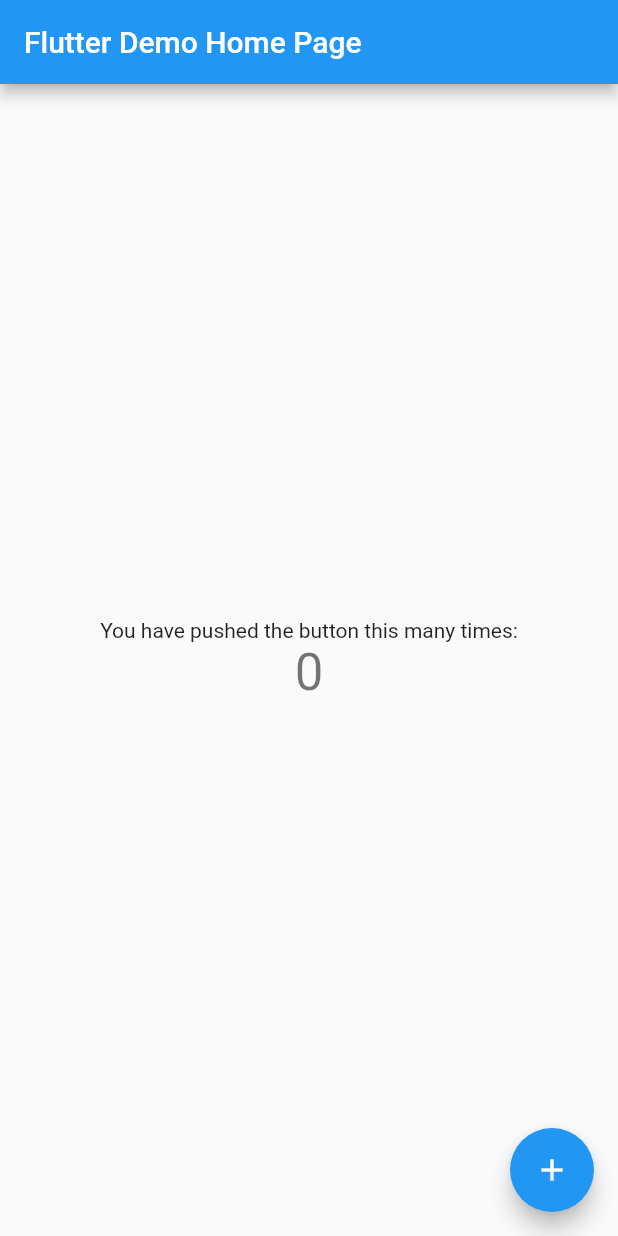
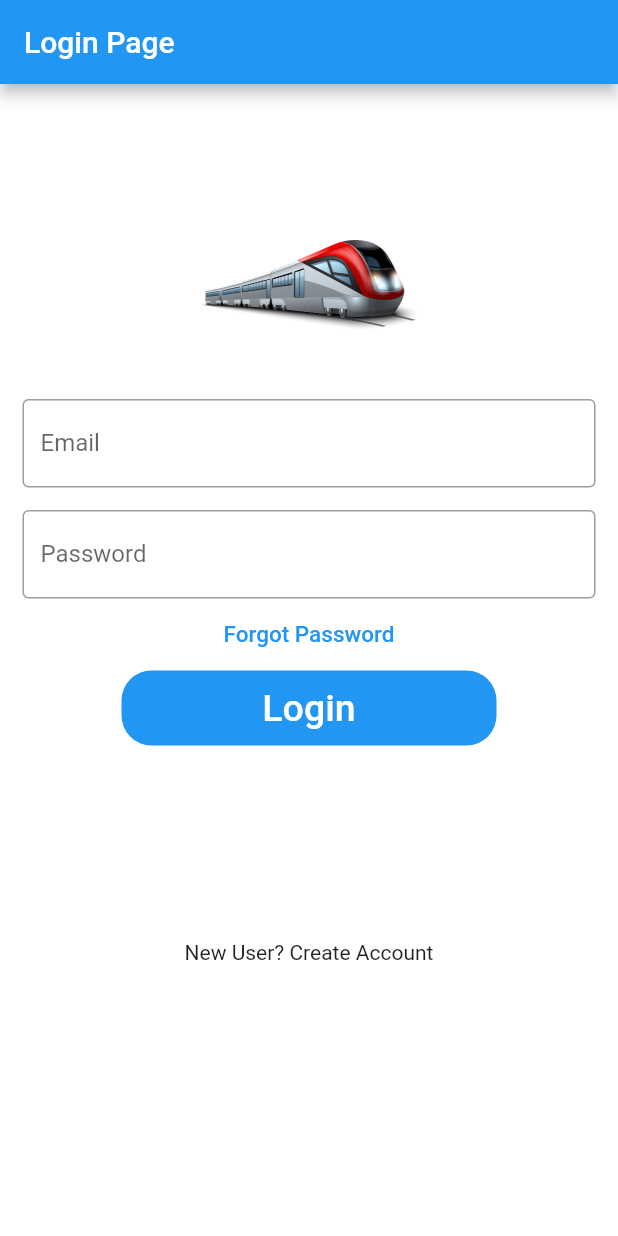
Before and after one commit to sajithapislk/Thiran---Sri-Lanka-Railway-System, a Flutter app: the screen it shows after launch, on a phone screen of 412 x 824 dp. Run offline on Flutter 3.47's test engine with Material 2 defaults, Android fonts, the phone set to English and light mode, and no system bars.

Commit message:
UI Login Screen

```diff
--- /dev/null
+++ b/app/lib/Screens/LoginScreen.dart
@@ -0,0 +1,89 @@
+import 'package:flutter/material.dart';
+
+class LoginScreen extends StatefulWidget {
+  const LoginScreen({Key? key}) : super(key: key);
+
+  @override
+  State<LoginScreen> createState() => _LoginScreenState();
+}
+
+class _LoginScreenState extends State<LoginScreen> {
+  @override
+  Widget build(BuildContext context) {
+    return Scaffold(
+      backgroundColor: Colors.white,
+      appBar: AppBar(
+        title: Text("Login Page"),
+      ),
+      body: SingleChildScrollView(
+        child: Column(
+          children: <Widget>[
+            Padding(
+              padding: const EdgeInsets.only(top: 60.0),
+              child: Center(
+                child: Container(
+                    width: 200,
+                    height: 150,
+                    /*decoration: BoxDecoration(
+                        color: Colors.red,
+                        borderRadius: BorderRadius.circular(50.0)),*/
+                    child: Image.asset('assets/img/train.png')),
+              ),
+            ),
+            Padding(
+              //padding: const EdgeInsets.only(left:15.0,right: 15.0,top:0,bottom: 0),
+              padding: EdgeInsets.symmetric(horizontal: 15),
+              child: TextField(
+                decoration: InputDecoration(
+                    border: OutlineInputBorder(),
+                    labelText: 'Email',
+                    hintText: 'Enter valid email id as abc@gmail.com'),
+              ),
+            ),
+            Padding(
+              padding: const EdgeInsets.only(
+                  left: 15.0, right: 15.0, top: 15, bottom: 0),
+              //padding: EdgeInsets.symmetric(horizontal: 15),
+              child: TextField(
+
+                obscureText: true,
+                decoration: InputDecoration(
+                    border: OutlineInputBorder(),
+                    labelText: 'Password',
+                    hintText: 'Enter secure password'),
+              ),
+            ),
+            TextButton(
+              onPressed: (){
+                //TODO FORGOT PASSWORD SCREEN GOES HERE
+              },
+              child: Text(
+                'Forgot Password',
+                style: TextStyle(color: Colors.blue, fontSize: 15),
+              ),
+            ),
+            Container(
+              height: 50,
+              width: 250,
+              decoration: BoxDecoration(
+                  color: Colors.blue, borderRadius: BorderRadius.circular(20)),
+              child: TextButton(
+                onPressed: () {
+
+                },
+                child: Text(
+                  'Login',
+                  style: TextStyle(color: Colors.white, fontSize: 25),
+                ),
+              ),
+            ),
+            SizedBox(
+              height: 130,
+            ),
+            Text('New User? Create Account')
+          ],
+        ),
+      ),
+    );
+  }
+}
--- a/app/lib/main.dart
+++ b/app/lib/main.dart
@@ -1,3 +1,4 @@
+import 'package:app/Screens/LoginScreen.dart';
 import 'package:flutter/material.dart';
 
 void main() {
@@ -13,103 +14,9 @@
     return MaterialApp(
       title: 'Flutter Demo',
       theme: ThemeData(
-        // This is the theme of your application.
-        //
-        // Try running your application with "flutter run". You'll see the
-        // application has a blue toolbar. Then, without quitting the app, try
-        // changing the primarySwatch below to Colors.green and then invoke
-        // "hot reload" (press "r" in the console where you ran "flutter run",
-        // or simply save your changes to "hot reload" in a Flutter IDE).
-        // Notice that the counter didn't reset back to zero; the application
-        // is not restarted.
         primarySwatch: Colors.blue,
       ),
-      home: const MyHomePage(title: 'Flutter Demo Home Page'),
+      home: LoginScreen(),
     );
   }
 }
-
-class MyHomePage extends StatefulWidget {
-  const MyHomePage({super.key, required this.title});
-
-  // This widget is the home page of your application. It is stateful, meaning
-  // that it has a State object (defined below) that contains fields that affect
-  // how it looks.
-
-  // This class is the configuration for the state. It holds the values (in this
-  // case the title) provided by the parent (in this case the App widget) and
-  // used by the build method of the State. Fields in a Widget subclass are
-  // always marked "final".
-
-  final String title;
-
-  @override
-  State<MyHomePage> createState() => _MyHomePageState();
-}
-
-class _MyHomePageState extends State<MyHomePage> {
-  int _counter = 0;
-
-  void _incrementCounter() {
-    setState(() {
-      // This call to setState tells the Flutter framework that something has
-      // changed in this State, which causes it to rerun the build method below
-      // so that the display can reflect the updated values. If we changed
-      // _counter without calling setState(), then the build method would not be
-      // called again, and so nothing would appear to happen.
-      _counter++;
-    });
-  }
-
-  @override
-  Widget build(BuildContext context) {
-    // This method is rerun every time setState is called, for instance as done
-    // by the _incrementCounter method above.
-    //
-    // The Flutter framework has been optimized to make rerunning build methods
-    // fast, so that you can just rebuild anything that needs updating rather
-    // than having to individually change instances of widgets.
-    return Scaffold(
-      appBar: AppBar(
-        // Here we take the value from the MyHomePage object that was created by
-        // the App.build method, and use it to set our appbar title.
-        title: Text(widget.title),
-      ),
-      body: Center(
-        // Center is a layout widget. It takes a single child and positions it
-        // in the middle of the parent.
-        child: Column(
-          // Column is also a layout widget. It takes a list of children and
-          // arranges them vertically. By default, it sizes itself to fit its
-          // children horizontally, and tries to be as tall as its parent.
-          //
-          // Invoke "debug painting" (press "p" in the console, choose the
-          // "Toggle Debug Paint" action from the Flutter Inspector in Android
-          // Studio, or the "Toggle Debug Paint" command in Visual Studio Code)
-          // to see the wireframe for each widget.
-          //
-          // Column has various properties to control how it sizes itself and
-          // how it positions its children. Here we use mainAxisAlignment to
-          // center the children vertically; the main axis here is the vertical
-          // axis because Columns are vertical (the cross axis would be
-          // horizontal).
-          mainAxisAlignment: MainAxisAlignment.center,
-          children: <Widget>[
-            const Text(
-              'You have pushed the button this many times:',
-            ),
-            Text(
-              '$_counter',
-              style: Theme.of(context).textTheme.headline4,
-            ),
-          ],
-        ),
-      ),
-      floatingActionButton: FloatingActionButton(
-        onPressed: _incrementCounter,
-        tooltip: 'Increment',
-        child: const Icon(Icons.add),
-      ), // This trailing comma makes auto-formatting nicer for build methods.
-    );
-  }
-}
--- a/app/pubspec.yaml
+++ b/app/pubspec.yaml
@@ -60,8 +60,8 @@
   uses-material-design: true
 
   # To add assets to your application, add an assets section, like this:
-  # assets:
-  #   - images/a_dot_burr.jpeg
+  assets:
+    - assets/img/
   #   - images/a_dot_ham.jpeg
 
   # An image asset can refer to one or more resolution-specific "variants", see
```
Also changed, not shown: app/assets/img/train.png (added).
